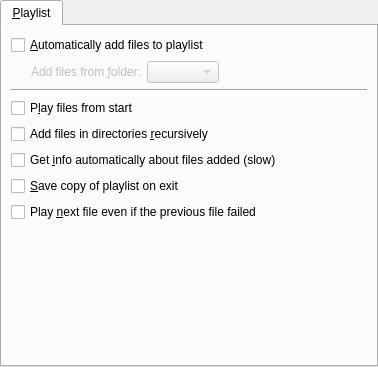
This is src/prefplaylist.ui in bitwiseworks/smplayer-os2 as Qt 5 draws it before an edit. The edited form follows.
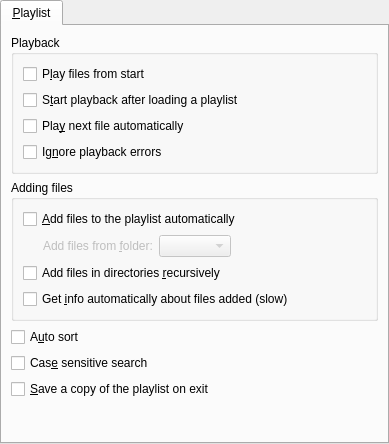
This is the edited form.

What changed in the file:
```diff
--- a/src/prefplaylist.ui
+++ b/src/prefplaylist.ui
@@ -6,8 +6,8 @@
    <rect>
     <x>0</x>
     <y>0</y>
-    <width>378</width>
-    <height>367</height>
+    <width>389</width>
+    <height>444</height>
    </rect>
   </property>
   <layout class="QVBoxLayout">
@@ -25,9 +25,52 @@
       </attribute>
       <layout class="QVBoxLayout">
        <item>
+        <widget class="QGroupBox" name="groupBox">
+         <property name="title">
+          <string>Playback</string>
+         </property>
+         <layout class="QVBoxLayout" name="verticalLayout">
+          <item>
+           <widget class="QCheckBox" name="play_from_start_check">
+            <property name="text">
+             <string>P&amp;lay files from start</string>
+            </property>
+           </widget>
+          </item>
+          <item>
+           <widget class="QCheckBox" name="play_on_load_check">
+            <property name="text">
+             <string>S&amp;tart playback after loading a playlist</string>
+            </property>
+           </widget>
+          </item>
+          <item>
+           <widget class="QCheckBox" name="play_next_automatically_check">
+            <property name="text">
+             <string>Pla&amp;y next file automatically</string>
+            </property>
+           </widget>
+          </item>
+          <item>
+           <widget class="QCheckBox" name="ignore_errors_check">
+            <property name="text">
+             <string>Ig&amp;nore playback errors</string>
+            </property>
+           </widget>
+          </item>
+         </layout>
+        </widget>
+       </item>
+       <item>
+        <widget class="QGroupBox" name="groupBox_2">
+         <property name="title">
+          <string>Adding files</string>
+         </property>
+         <layout class="QVBoxLayout" name="verticalLayout_2">
+          <item>
         <widget class="QCheckBox" name="auto_add_to_playlist_check">
          <property name="text">
-          <string>&amp;Automatically add files to playlist</string>
+             <string>&amp;Add files to the playlist automatically</string>
          </property>
         </widget>
        </item>
@@ -84,26 +127,6 @@
          </item>
         </layout>
        </item>
-       <item>
-        <widget class="Line" name="line">
-         <property name="sizePolicy">
-          <sizepolicy hsizetype="Expanding" vsizetype="Fixed">
-           <horstretch>0</horstretch>
-           <verstretch>0</verstretch>
-          </sizepolicy>
-         </property>
-         <property name="orientation">
-          <enum>Qt::Horizontal</enum>
-         </property>
-        </widget>
-       </item>
-       <item>
-        <widget class="QCheckBox" name="play_from_start_check">
-         <property name="text">
-          <string>P&amp;lay files from start</string>
-         </property>
-        </widget>
-       </item>
        <item>
         <widget class="QCheckBox" name="recursive_check">
          <property name="text">
@@ -118,17 +141,27 @@
          </property>
         </widget>
        </item>
+         </layout>
+        </widget>
+       </item>
+       <item>
+        <widget class="QCheckBox" name="autosort_check">
+         <property name="text">
+          <string>A&amp;uto sort</string>
+         </property>
+        </widget>
+       </item>
+       <item>
+        <widget class="QCheckBox" name="case_sensitive_search_check">
+         <property name="text">
+          <string>Cas&amp;e sensitive search</string>
+         </property>
+        </widget>
+       </item>
        <item>
         <widget class="QCheckBox" name="autosave_on_exit_check">
          <property name="text">
-          <string>&amp;Save copy of playlist on exit</string>
-         </property>
-        </widget>
-       </item>
-       <item>
-        <widget class="QCheckBox" name="ignore_errors_check">
-         <property name="text">
-          <string>Play &amp;next file even if the previous file failed</string>
+          <string>&amp;Save a copy of the playlist on exit</string>
          </property>
         </widget>
        </item>
```
Left out of the diff: 7 changed lines with no effect on the pictures. Lines whose indentation alone changed are shown as unchanged.
